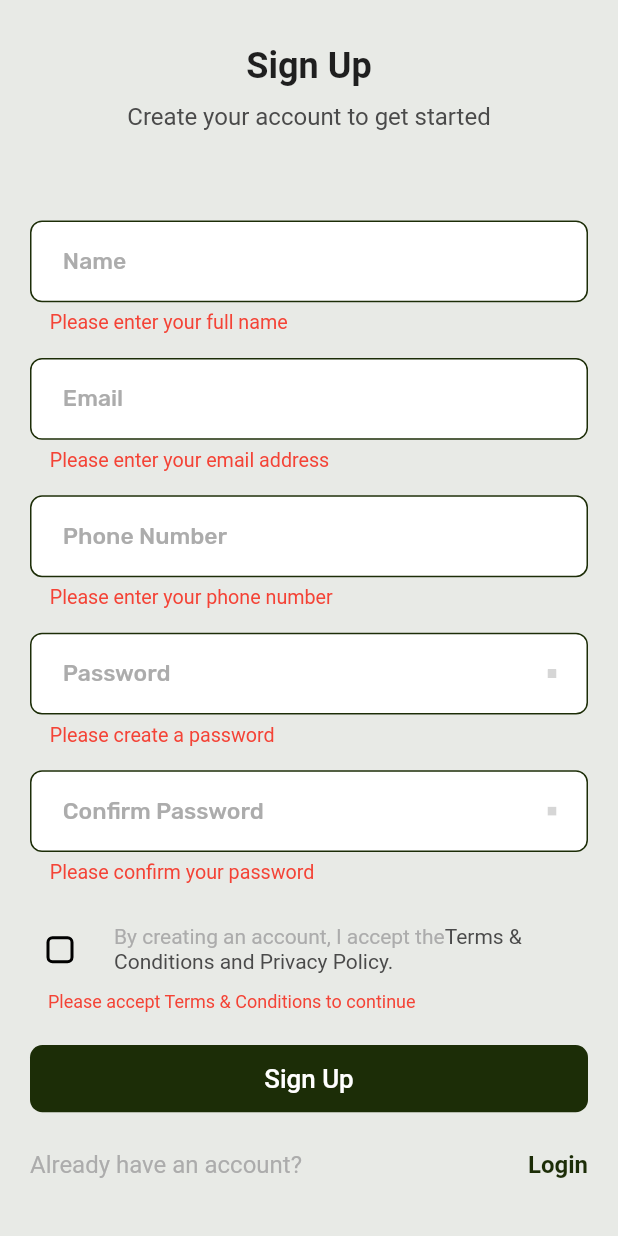
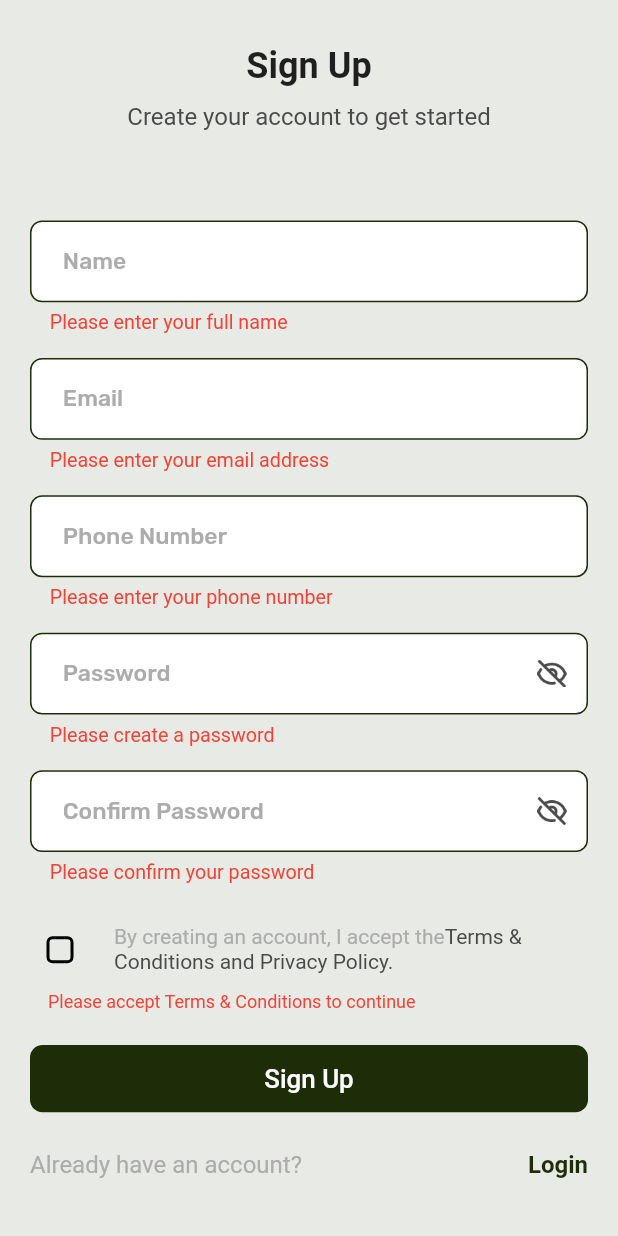
Before and after one commit to jahidulislam-hello/aljoscoIvanov, a Flutter app: the SignUpScreen screen opened by its route, after a tap on "Sign Up", on a phone screen of 412 x 824 dp. Run offline on Flutter 3.47's test engine with Material 3 defaults, Android fonts, the phone set to English and light mode, and no system bars; our stand-ins replace flutter_screenutil, flutter_svg, get, google_fonts, image_picker, shared_preferences and 1 more; accounts and stored records are empty; network calls fail; project files that could hold a hidden picture were left out; grey boxes are pictures that could not be loaded.

```diff
--- a/lib/core/widgets/custom_text_field.dart
+++ b/lib/core/widgets/custom_text_field.dart
@@ -245,9 +245,7 @@ class _CustomTextFieldState extends State<CustomTextField> {
       prefixIcon: _buildPrefixIcon(context),
       suffixIcon: _isPasswordField && !widget.readOnly // Don't show password toggle for readOnly fields
           ? IconButton(
-        icon: widget.suffixSvg != null && _obscureText
-            ? _buildSuffixIcon(context)!
-            : SvgPicture.asset(
+        icon: Image.asset(
           _obscureText ? AppImages.passwordOff : AppImages.passwordOn,
           height: 18.h,
           width: 18.w,
--- a/lib/features/auth/sign_up/signUp_screen/signUp_screen.dart
+++ b/lib/features/auth/sign_up/signUp_screen/signUp_screen.dart
@@ -1,5 +1,4 @@
 import 'package:flutter/material.dart';
-import 'package:freshbite/core/themes/app_images.dart';
 import 'package:freshbite/core/widgets/custom_text_button.dart';
 import 'package:freshbite/core/widgets/custom_text_field.dart';
 import 'package:freshbite/features/auth/sign_in/signin_screen/signin_screen.dart';
@@ -76,10 +75,6 @@ class SignUpScreen extends StatelessWidget {
                       controller: controller.passwordController,
                       hintText: "Password",
                       keyboardType: "visiblePassword",
-                      suffixSvg: controller.isPasswordHidden.value
-                          ? AppImages.passwordOn
-                          : AppImages.passwordOff,
-                      readOnly: false,
                       errorText: controller.passwordError.value,
                     ),
                   ),
@@ -91,10 +86,6 @@ class SignUpScreen extends StatelessWidget {
                       controller: controller.confirmPasswordController,
                       hintText: "Confirm Password",
                       keyboardType: "visiblePassword",
-                      suffixSvg: controller.isPasswordHidden.value
-                          ? AppImages.passwordOn
-                          : AppImages.passwordOff,
-                      readOnly: false,
                       errorText: controller.confirmPasswordError.value,
                     ),
                   ),
--- a/lib/features/profile/change_password/change_password_screen.dart
+++ b/lib/features/profile/change_password/change_password_screen.dart
@@ -68,6 +68,7 @@ class ChangePasswordScreen extends StatelessWidget {
                 CustomTextField(
                   controller: controller.fullNameController,
                   hintText: "Current password".tr,
+                  keyboardType: "visiblePassword",
                   isEnabled: controller.isEditing.value,
                 ),
 
@@ -82,6 +83,7 @@ class ChangePasswordScreen extends StatelessWidget {
                 CustomTextField(
                   controller: controller.phoneController,
                   hintText: "New password".tr,
+                  keyboardType: "visiblePassword",
                   isEnabled: controller.isEditing.value,
                 ),
 
@@ -95,6 +97,7 @@ class ChangePasswordScreen extends StatelessWidget {
                 CustomTextField(
                   controller: controller.emailController,
                   hintText: "Re-type new password".tr,
+                  keyboardType: "visiblePassword",
                   isEnabled: false,
                   readOnly: true,
                 ),
```
Also changed, not shown: lib/features/auth/forget_password/forget_password_Screen/forget_setup_screen.dart (+0 -10 lines), lib/features/meal_planner/meal_planner_new/widget/meal_planner_popup_add.dart (+26 -18 lines), lib/features/profile/delete_account/delete_account_screen/delete_account_screen.dart (+1 -6 lines).
